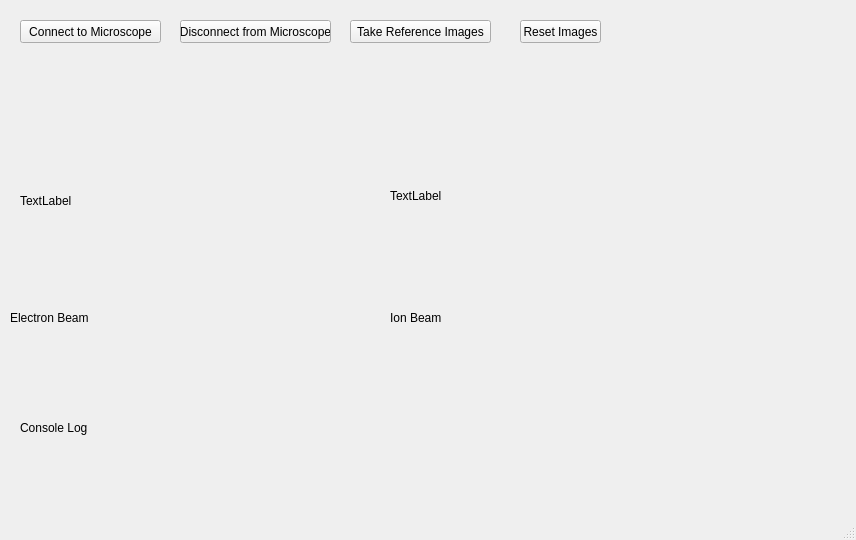
First picture: the form in fibsem/ui/qtdesigner_files/connect.ui, repository DeMarcoLab/fibsem, before the edit.
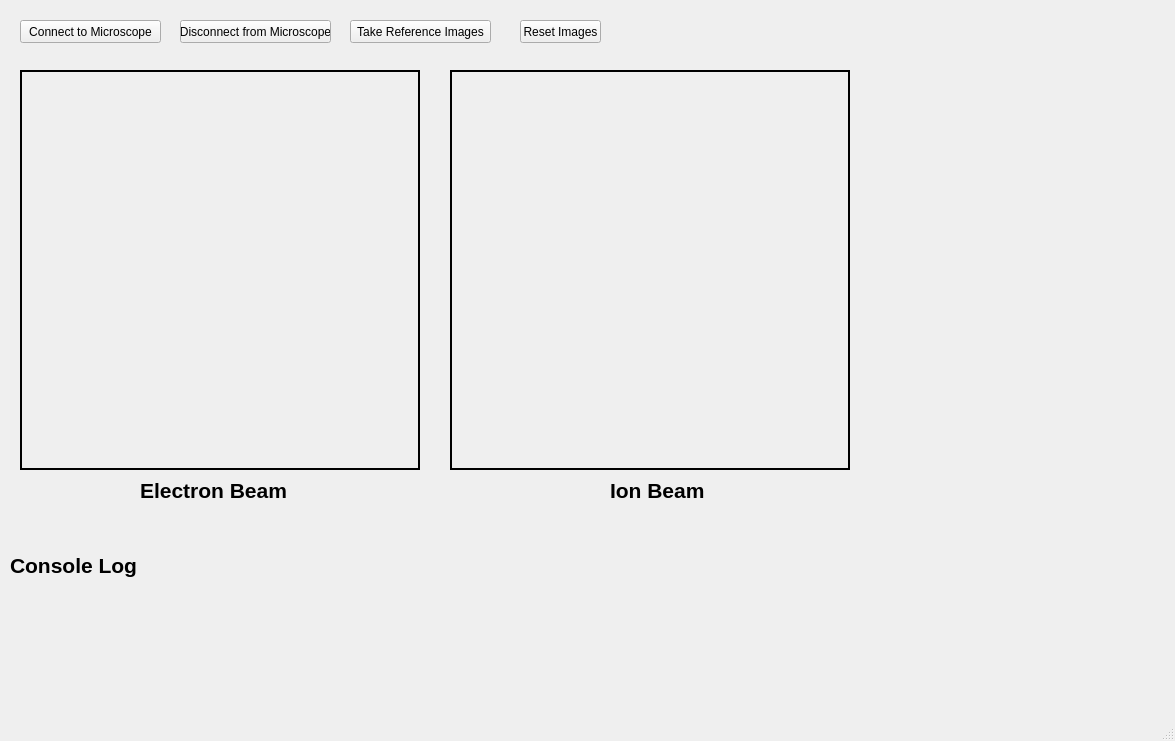
Second picture: the form after the edit.

```diff
--- a/fibsem/ui/qtdesigner_files/connect.ui
+++ b/fibsem/ui/qtdesigner_files/connect.ui
@@ -6,8 +6,8 @@
    <rect>
     <x>0</x>
     <y>0</y>
-    <width>856</width>
-    <height>540</height>
+    <width>1175</width>
+    <height>741</height>
    </rect>
   </property>
   <property name="windowTitle">
@@ -70,37 +70,50 @@
     <property name="geometry">
      <rect>
       <x>20</x>
-      <y>100</y>
-      <width>281</width>
-      <height>201</height>
+      <y>70</y>
+      <width>400</width>
+      <height>400</height>
      </rect>
     </property>
+    <property name="frameShape">
+     <enum>QFrame::WinPanel</enum>
+    </property>
     <property name="text">
-     <string>TextLabel</string>
+     <string/>
     </property>
    </widget>
    <widget class="QLabel" name="IB_Image">
     <property name="geometry">
      <rect>
-      <x>390</x>
-      <y>100</y>
-      <width>281</width>
-      <height>191</height>
+      <x>450</x>
+      <y>70</y>
+      <width>400</width>
+      <height>400</height>
      </rect>
     </property>
+    <property name="frameShape">
+     <enum>QFrame::WinPanel</enum>
+    </property>
     <property name="text">
-     <string>TextLabel</string>
+     <string/>
     </property>
    </widget>
    <widget class="QLabel" name="label">
     <property name="geometry">
      <rect>
-      <x>10</x>
-      <y>310</y>
-      <width>141</width>
-      <height>16</height>
+      <x>140</x>
+      <y>480</y>
+      <width>161</width>
+      <height>21</height>
      </rect>
     </property>
+    <property name="font">
+     <font>
+      <pointsize>16</pointsize>
+      <weight>75</weight>
+      <bold>true</bold>
+     </font>
+    </property>
     <property name="text">
      <string>Electron Beam</string>
     </property>
@@ -108,12 +121,19 @@
    <widget class="QLabel" name="label_2">
     <property name="geometry">
      <rect>
-      <x>390</x>
-      <y>310</y>
+      <x>610</x>
+      <y>480</y>
       <width>141</width>
-      <height>16</height>
+      <height>21</height>
      </rect>
     </property>
+    <property name="font">
+     <font>
+      <pointsize>16</pointsize>
+      <weight>75</weight>
+      <bold>true</bold>
+     </font>
+    </property>
     <property name="text">
      <string>Ion Beam</string>
     </property>
@@ -121,11 +141,70 @@
    <widget class="QLabel" name="CLog">
     <property name="geometry">
      <rect>
-      <x>20</x>
-      <y>420</y>
-      <width>511</width>
-      <height>16</height>
+      <x>10</x>
+      <y>600</y>
+      <width>500</width>
+      <height>20</height>
      </rect>
+    </property>
+    <property name="text">
+     <string/>
+    </property>
+   </widget>
+   <widget class="QLabel" name="CLog2">
+    <property name="geometry">
+     <rect>
+      <x>10</x>
+      <y>630</y>
+      <width>500</width>
+      <height>20</height>
+     </rect>
+    </property>
+    <property name="text">
+     <string/>
+    </property>
+   </widget>
+   <widget class="QLabel" name="CLog3">
+    <property name="geometry">
+     <rect>
+      <x>10</x>
+      <y>660</y>
+      <width>500</width>
+      <height>20</height>
+     </rect>
+    </property>
+    <property name="text">
+     <string/>
+    </property>
+   </widget>
+   <widget class="QLabel" name="CLog4">
+    <property name="geometry">
+     <rect>
+      <x>10</x>
+      <y>690</y>
+      <width>500</width>
+      <height>20</height>
+     </rect>
+    </property>
+    <property name="text">
+     <string/>
+    </property>
+   </widget>
+   <widget class="QLabel" name="label_3">
+    <property name="geometry">
+     <rect>
+      <x>10</x>
+      <y>550</y>
+      <width>141</width>
+      <height>31</height>
+     </rect>
+    </property>
+    <property name="font">
+     <font>
+      <pointsize>16</pointsize>
+      <weight>75</weight>
+      <bold>true</bold>
+     </font>
     </property>
     <property name="text">
      <string>Console Log</string>
```
Left out of the diff: 2 changed lines with no effect on the pictures.
